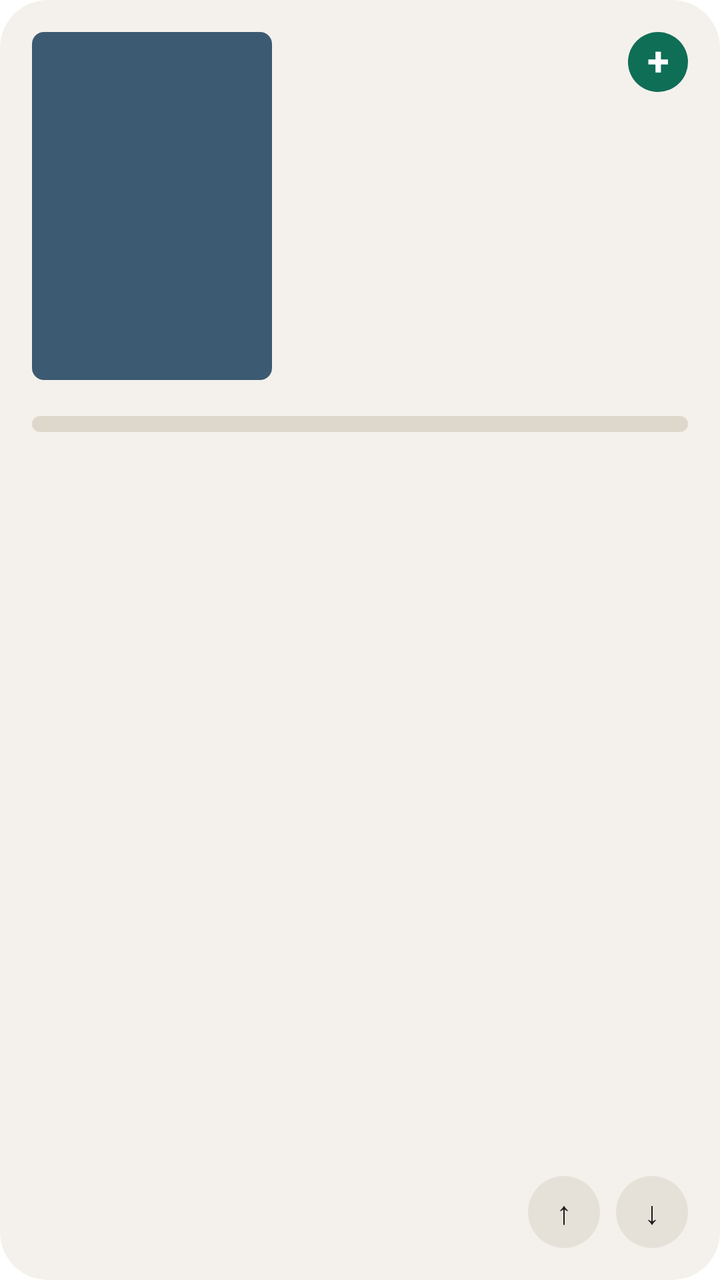
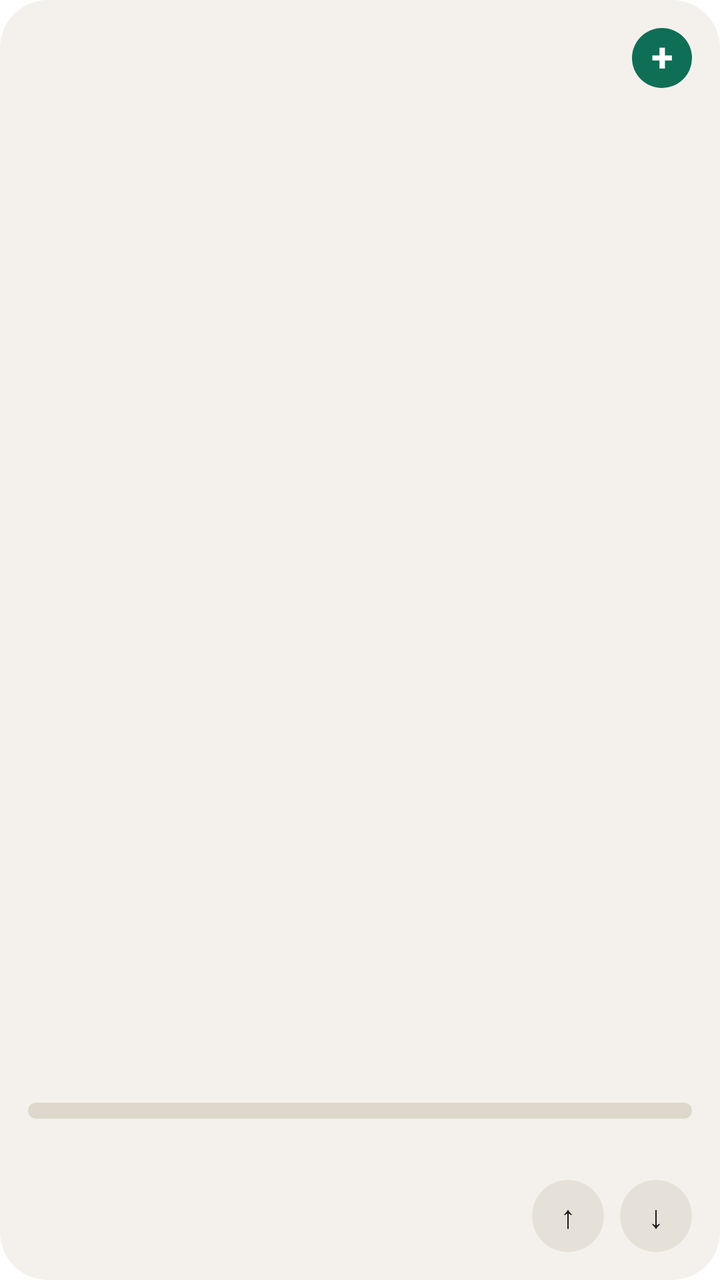

Before-and-after screenshots of an Android layout around one commit, followed by the original layout XML and the change that was made.
<!-- AndroidManifest.xml: fallback theme Theme.MaterialComponents.DayNight.NoActionBar -->
<!-- res/layout/ww_widget_large.xml -->
<?xml version="1.0" encoding="utf-8"?>
<LinearLayout xmlns:android="http://schemas.android.com/apk/res/android"
    android:id="@+id/ww_root"
    android:layout_width="match_parent"
    android:layout_height="match_parent"
    android:background="@drawable/ww_widget_bg"
    android:orientation="vertical"
    android:padding="16dp">

    <LinearLayout
        android:layout_width="match_parent"
        android:layout_height="174dp"
        android:orientation="horizontal">

        <FrameLayout
            android:id="@+id/ww_cover_box"
            android:layout_width="120dp"
            android:layout_height="174dp"
            android:background="@drawable/ww_cover_bg">

            <ImageView
                android:id="@+id/ww_cover_image"
                android:layout_width="match_parent"
                android:layout_height="match_parent"
                android:scaleType="fitXY"
                android:visibility="gone" />

            <TextView
                android:id="@+id/ww_cover_title"
                android:layout_width="match_parent"
                android:layout_height="match_parent"
                android:ellipsize="end"
                android:maxLines="6"
                android:padding="9dp"
                android:textColor="#FFFFFF"
                android:textSize="12sp"
                android:textStyle="bold" />
        </FrameLayout>

        <LinearLayout
            android:layout_width="0dp"
            android:layout_height="match_parent"
            android:layout_marginStart="14dp"
            android:layout_marginEnd="10dp"
            android:layout_weight="1"
            android:orientation="vertical">

            <TextView
                android:id="@+id/ww_title"
                android:layout_width="match_parent"
                android:layout_height="wrap_content"
                android:ellipsize="end"
                android:maxLines="3"
                android:textColor="@color/ww_on_surface"
                android:textSize="16sp"
                android:textStyle="bold" />

            <TextView
                android:id="@+id/ww_author"
                android:layout_width="match_parent"
                android:layout_height="wrap_content"
                android:layout_marginTop="2dp"
                android:ellipsize="end"
                android:maxLines="1"
                android:textColor="@color/ww_muted"
                android:textSize="12sp" />

            <FrameLayout
                android:layout_width="match_parent"
                android:layout_height="0dp"
                android:layout_weight="1" />

            <TextView
                android:id="@+id/ww_caption"
                android:layout_width="match_parent"
                android:layout_height="wrap_content"
                android:maxLines="1"
                android:textColor="@color/ww_muted"
                android:textSize="11sp" />

            <LinearLayout
                android:layout_width="match_parent"
                android:layout_height="wrap_content"
                android:orientation="horizontal">

                <TextView
                    android:id="@+id/ww_page_number"
                    android:layout_width="wrap_content"
                    android:layout_height="wrap_content"
                    android:includeFontPadding="false"
                    android:maxLines="1"
                    android:textColor="@color/ww_on_surface"
                    android:textSize="34sp"
                    android:textStyle="bold" />

                <TextView
                    android:id="@+id/ww_page_total"
                    android:layout_width="wrap_content"
                    android:layout_height="wrap_content"
                    android:layout_marginStart="6dp"
                    android:maxLines="1"
                    android:textColor="@color/ww_muted"
                    android:textSize="13sp" />
            </LinearLayout>
        </LinearLayout>

        <TextView
            android:id="@+id/ww_btn_add"
            android:layout_width="30dp"
            android:layout_height="30dp"
            android:background="@drawable/ww_btn_primary"
            android:contentDescription="Add a book"
            android:gravity="center"
            android:includeFontPadding="false"
            android:text="+"
            android:textColor="@color/ww_on_primary"
            android:textSize="20sp"
            android:textStyle="bold" />
    </LinearLayout>

    <ProgressBar
        android:id="@+id/ww_progress"
        style="?android:attr/progressBarStyleHorizontal"
        android:layout_width="match_parent"
        android:layout_height="8dp"
        android:layout_marginTop="18dp"
        android:indeterminate="false"
        android:max="1000"
        android:maxHeight="8dp"
        android:minHeight="8dp"
        android:progress="0"
        android:progressDrawable="@drawable/ww_progress" />

    <RelativeLayout
        android:layout_width="match_parent"
        android:layout_height="wrap_content"
        android:layout_marginTop="8dp">

        <TextView
            android:id="@+id/ww_info_left"
            android:layout_width="wrap_content"
            android:layout_height="wrap_content"
            android:layout_alignParentStart="true"
            android:maxLines="1"
            android:textColor="@color/ww_muted"
            android:textSize="11sp" />

        <TextView
            android:id="@+id/ww_info_right"
            android:layout_width="wrap_content"
            android:layout_height="wrap_content"
            android:layout_alignParentEnd="true"
            android:maxLines="1"
            android:textColor="@color/ww_muted"
            android:textSize="11sp" />
    </RelativeLayout>

    <FrameLayout
        android:layout_width="match_parent"
        android:layout_height="0dp"
        android:layout_weight="1" />

    <RelativeLayout
        android:layout_width="match_parent"
        android:layout_height="36dp">

        <TextView
            android:id="@+id/ww_reading_count"
            android:layout_width="wrap_content"
            android:layout_height="wrap_content"
            android:layout_alignParentStart="true"
            android:layout_centerVertical="true"
            android:fontFamily="sans-serif-medium"
            android:maxLines="1"
            android:textColor="@color/ww_muted"
            android:textSize="12sp" />

        <LinearLayout
            android:layout_width="wrap_content"
            android:layout_height="wrap_content"
            android:layout_alignParentEnd="true"
            android:orientation="horizontal">

            <TextView
                android:id="@+id/ww_btn_prev"
                android:layout_width="36dp"
                android:layout_height="36dp"
                android:background="@drawable/ww_btn_neutral"
                android:contentDescription="Previous book"
                android:gravity="center"
                android:includeFontPadding="false"
                android:text="&#8593;"
                android:textColor="@color/ww_on_surface"
                android:textSize="16sp" />

            <TextView
                android:id="@+id/ww_btn_next"
                android:layout_width="36dp"
                android:layout_height="36dp"
                android:layout_marginStart="8dp"
                android:background="@drawable/ww_btn_neutral"
                android:contentDescription="Next book"
                android:gravity="center"
                android:includeFontPadding="false"
                android:text="&#8595;"
                android:textColor="@color/ww_on_surface"
                android:textSize="16sp" />
        </LinearLayout>
    </RelativeLayout>
</LinearLayout>
<!-- resources referenced by this layout -->
<resources>
  <color name="ww_muted">#6B6B6B</color>
  <color name="ww_on_primary">#FFFFFF</color>
  <color name="ww_on_surface">#1A1A1A</color>
  <!-- drawable ww_btn_neutral (drawable) -->
  <?xml version="1.0" encoding="utf-8"?>
  <shape xmlns:android="http://schemas.android.com/apk/res/android"
      android:shape="oval">
      <solid android:color="@color/ww_btn" />
  </shape>
  <!-- drawable ww_btn_primary (drawable) -->
  <?xml version="1.0" encoding="utf-8"?>
  <shape xmlns:android="http://schemas.android.com/apk/res/android"
      android:shape="oval">
      <solid android:color="@color/ww_primary" />
  </shape>
  <!-- drawable ww_cover_bg (drawable) -->
  <?xml version="1.0" encoding="utf-8"?>
  <shape xmlns:android="http://schemas.android.com/apk/res/android"
      android:shape="rectangle">
      <solid android:color="@color/ww_cover" />
      <corners android:radius="6dp" />
  </shape>
  <!-- drawable ww_progress (drawable) -->
  <?xml version="1.0" encoding="utf-8"?>
  <layer-list xmlns:android="http://schemas.android.com/apk/res/android">
      <item android:id="@android:id/background">
          <shape android:shape="rectangle">
              <solid android:color="@color/ww_track" />
              <corners android:radius="4dp" />
          </shape>
      </item>
      <item android:id="@android:id/progress">
          <clip>
              <shape android:shape="rectangle">
                  <solid android:color="@color/ww_primary" />
                  <corners android:radius="4dp" />
              </shape>
          </clip>
      </item>
  </layer-list>
  <!-- drawable ww_widget_bg (drawable) -->
  <?xml version="1.0" encoding="utf-8"?>
  <shape xmlns:android="http://schemas.android.com/apk/res/android"
      android:shape="rectangle">
      <solid android:color="@color/ww_widget_bg" />
      <corners android:radius="24dp" />
  </shape>
  <color name="ww_btn">#E6E1D8</color>
  <color name="ww_primary">#0F6E56</color>
  <color name="ww_cover">#3D5A73</color>
  <color name="ww_track">#DDD7CC</color>
  <color name="ww_widget_bg">#F4F1EC</color>
</resources>

<!-- the commit's change to res/layout/ww_widget_large.xml (unified diff, before → after) -->
@@ -5,43 +5,27 @@
     android:layout_height="match_parent"
     android:background="@drawable/ww_widget_bg"
     android:orientation="vertical"
-    android:padding="16dp">
+    android:padding="14dp">
 
     <LinearLayout
         android:layout_width="match_parent"
-        android:layout_height="174dp"
+        android:layout_height="0dp"
+        android:layout_weight="1"
         android:orientation="horizontal">
 
-        <FrameLayout
-            android:id="@+id/ww_cover_box"
-            android:layout_width="120dp"
-            android:layout_height="174dp"
-            android:background="@drawable/ww_cover_bg">
-
-            <ImageView
-                android:id="@+id/ww_cover_image"
-                android:layout_width="match_parent"
-                android:layout_height="match_parent"
-                android:scaleType="fitXY"
-                android:visibility="gone" />
-
-            <TextView
-                android:id="@+id/ww_cover_title"
-                android:layout_width="match_parent"
-                android:layout_height="match_parent"
-                android:ellipsize="end"
-                android:maxLines="6"
-                android:padding="9dp"
-                android:textColor="#FFFFFF"
-                android:textSize="12sp"
-                android:textStyle="bold" />
-        </FrameLayout>
+        <ImageView
+            android:id="@+id/ww_cover_image"
+            android:layout_width="wrap_content"
+            android:layout_height="wrap_content"
+            android:layout_marginEnd="12dp"
+            android:contentDescription="Book cover"
+            android:scaleType="fitCenter"
+            android:visibility="gone" />
 
         <LinearLayout
             android:layout_width="0dp"
             android:layout_height="match_parent"
-            android:layout_marginStart="14dp"
-            android:layout_marginEnd="10dp"
+            android:layout_marginEnd="8dp"
             android:layout_weight="1"
             android:orientation="vertical">
 
@@ -50,7 +34,7 @@
                 android:layout_width="match_parent"
                 android:layout_height="wrap_content"
                 android:ellipsize="end"
-                android:maxLines="3"
+                android:maxLines="2"
                 android:textColor="@color/ww_on_surface"
                 android:textSize="16sp"
                 android:textStyle="bold" />
@@ -74,6 +58,7 @@
                 android:id="@+id/ww_caption"
                 android:layout_width="match_parent"
                 android:layout_height="wrap_content"
+                android:ellipsize="end"
                 android:maxLines="1"
                 android:textColor="@color/ww_muted"
                 android:textSize="11sp" />
@@ -123,7 +108,7 @@
         style="?android:attr/progressBarStyleHorizontal"
         android:layout_width="match_parent"
         android:layout_height="8dp"
-        android:layout_marginTop="18dp"
+        android:layout_marginTop="12dp"
         android:indeterminate="false"
         android:max="1000"
         android:maxHeight="8dp"
@@ -134,16 +119,7 @@
     <RelativeLayout
         android:layout_width="match_parent"
         android:layout_height="wrap_content"
-        android:layout_marginTop="8dp">
-
-        <TextView
-            android:id="@+id/ww_info_left"
-            android:layout_width="wrap_content"
-            android:layout_height="wrap_content"
-            android:layout_alignParentStart="true"
-            android:maxLines="1"
-            android:textColor="@color/ww_muted"
-            android:textSize="11sp" />
+        android:layout_marginTop="6dp">
 
         <TextView
             android:id="@+id/ww_info_right"
@@ -153,29 +129,27 @@
             android:maxLines="1"
             android:textColor="@color/ww_muted"
             android:textSize="11sp" />
+
+        <TextView
+            android:id="@+id/ww_info_left"
+            android:layout_width="wrap_content"
+            android:layout_height="wrap_content"
+            android:layout_alignParentStart="true"
+            android:layout_marginEnd="6dp"
+            android:layout_toStartOf="@id/ww_info_right"
+            android:ellipsize="end"
+            android:maxLines="1"
+            android:textColor="@color/ww_muted"
+            android:textSize="11sp" />
     </RelativeLayout>
-
-    <FrameLayout
-        android:layout_width="match_parent"
-        android:layout_height="0dp"
-        android:layout_weight="1" />
 
     <RelativeLayout
         android:layout_width="match_parent"
-        android:layout_height="36dp">
-
-        <TextView
-            android:id="@+id/ww_reading_count"
-            android:layout_width="wrap_content"
-            android:layout_height="wrap_content"
-            android:layout_alignParentStart="true"
-            android:layout_centerVertical="true"
-            android:fontFamily="sans-serif-medium"
-            android:maxLines="1"
-            android:textColor="@color/ww_muted"
-            android:textSize="12sp" />
+        android:layout_height="36dp"
+        android:layout_marginTop="10dp">
 
         <LinearLayout
+            android:id="@+id/ww_arrows"
             android:layout_width="wrap_content"
             android:layout_height="wrap_content"
             android:layout_alignParentEnd="true"
@@ -206,5 +180,19 @@
                 android:textColor="@color/ww_on_surface"
                 android:textSize="16sp" />
         </LinearLayout>
+
+        <TextView
+            android:id="@+id/ww_reading_count"
+            android:layout_width="wrap_content"
+            android:layout_height="wrap_content"
+            android:layout_alignParentStart="true"
+            android:layout_centerVertical="true"
+            android:layout_marginEnd="8dp"
+            android:layout_toStartOf="@id/ww_arrows"
+            android:ellipsize="end"
+            android:fontFamily="sans-serif-medium"
+            android:maxLines="1"
+            android:textColor="@color/ww_muted"
+            android:textSize="12sp" />
     </RelativeLayout>
 </LinearLayout>
<!-- resource entries referenced after the edit -->
@@ -14,13 +14,6 @@
   <shape xmlns:android="http://schemas.android.com/apk/res/android"
       android:shape="oval">
       <solid android:color="@color/ww_primary" />
-  </shape>
-  <!-- drawable ww_cover_bg (drawable) -->
-  <?xml version="1.0" encoding="utf-8"?>
-  <shape xmlns:android="http://schemas.android.com/apk/res/android"
-      android:shape="rectangle">
-      <solid android:color="@color/ww_cover" />
-      <corners android:radius="6dp" />
   </shape>
   <!-- drawable ww_progress (drawable) -->
   <?xml version="1.0" encoding="utf-8"?>
@@ -49,7 +42,6 @@
   </shape>
   <color name="ww_btn">#E6E1D8</color>
   <color name="ww_primary">#0F6E56</color>
-  <color name="ww_cover">#3D5A73</color>
   <color name="ww_track">#DDD7CC</color>
   <color name="ww_widget_bg">#F4F1EC</color>
 </resources>
